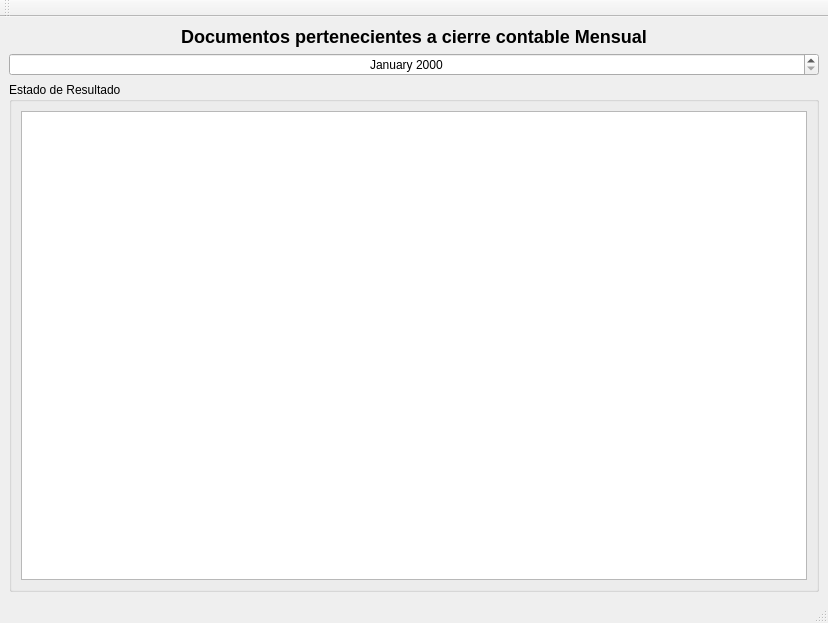
Before: the Qt Designer form esquipulaspy/ui/cierre.ui in armonge/EsquipulasPy, drawn with Qt 5.
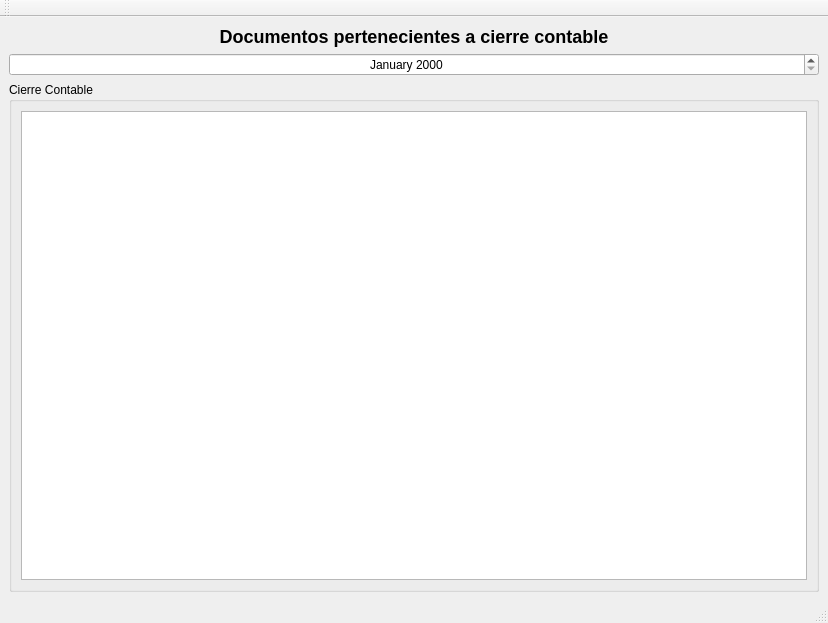
After: the same form once the commit is applied. Icons and pictures are not drawn.

```diff
--- a/esquipulaspy/ui/cierre.ui
+++ b/esquipulaspy/ui/cierre.ui
@@ -24,7 +24,7 @@
        <enum>QFrame::NoFrame</enum>
       </property>
       <property name="text">
-       <string>&lt;h2&gt;&lt;b&gt;Documentos pertenecientes a cierre contable Mensual</string>
+       <string>&lt;h2&gt;&lt;b&gt;Documentos pertenecientes a cierre contable</string>
       </property>
       <property name="scaledContents">
        <bool>false</bool>
@@ -73,7 +73,7 @@
          </size>
         </property>
         <property name="title">
-         <string>Estado de Resultado</string>
+         <string>Cierre Contable</string>
         </property>
         <layout class="QVBoxLayout" name="verticalLayout">
          <item>
```
Left out of the diff: 3 changed lines with no effect on the pictures.
